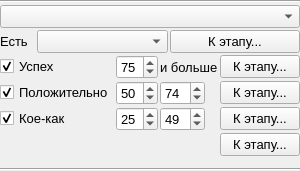
Above: coutcomewidget.ui from YakSid/PDNK2 before the change. Below: the same form after it.
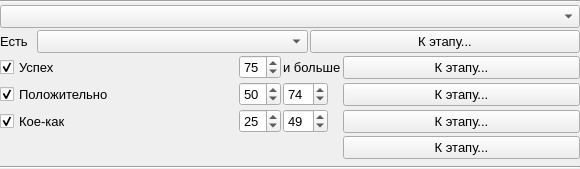
That is the form after the change.

```diff
--- a/coutcomewidget.ui
+++ b/coutcomewidget.ui
@@ -6,14 +6,14 @@
    <rect>
     <x>0</x>
     <y>0</y>
-    <width>299</width>
-    <height>171</height>
+    <width>456</width>
+    <height>169</height>
    </rect>
   </property>
   <property name="minimumSize">
    <size>
     <width>0</width>
-    <height>0</height>
+    <height>121</height>
    </size>
   </property>
   <property name="font">
@@ -42,6 +42,15 @@
    </property>
    <item row="3" column="0">
     <widget class="QCheckBox" name="ch_success">
+     <property name="enabled">
+      <bool>true</bool>
+     </property>
+     <property name="minimumSize">
+      <size>
+       <width>237</width>
+       <height>25</height>
+      </size>
+     </property>
      <property name="text">
       <string>Успех</string>
      </property>
@@ -52,6 +61,12 @@
    </item>
    <item row="4" column="0">
     <widget class="QCheckBox" name="ch_positive">
+     <property name="minimumSize">
+      <size>
+       <width>0</width>
+       <height>25</height>
+      </size>
+     </property>
      <property name="text">
       <string>Положительно</string>
      </property>
@@ -95,6 +110,12 @@
    </item>
    <item row="6" column="3">
     <widget class="QPushButton" name="pb_toFailStageOrAuto">
+     <property name="minimumSize">
+      <size>
+       <width>237</width>
+       <height>0</height>
+      </size>
+     </property>
      <property name="text">
       <string>К этапу...</string>
      </property>
@@ -102,6 +123,12 @@
    </item>
    <item row="5" column="3">
     <widget class="QPushButton" name="pb_toBarely">
+     <property name="minimumSize">
+      <size>
+       <width>237</width>
+       <height>0</height>
+      </size>
+     </property>
      <property name="text">
       <string>К этапу...</string>
      </property>
@@ -151,6 +178,12 @@
    </item>
    <item row="5" column="0">
     <widget class="QCheckBox" name="ch_barely">
+     <property name="minimumSize">
+      <size>
+       <width>0</width>
+       <height>25</height>
+      </size>
+     </property>
      <property name="text">
       <string>Кое-как</string>
      </property>
@@ -174,6 +207,12 @@
    </item>
    <item row="4" column="3">
     <widget class="QPushButton" name="pb_toPositive">
+     <property name="minimumSize">
+      <size>
+       <width>237</width>
+       <height>0</height>
+      </size>
+     </property>
      <property name="text">
       <string>К этапу...</string>
      </property>
@@ -181,6 +220,12 @@
    </item>
    <item row="3" column="3">
     <widget class="QPushButton" name="pb_toSuccess">
+     <property name="minimumSize">
+      <size>
+       <width>237</width>
+       <height>0</height>
+      </size>
+     </property>
      <property name="text">
       <string>К этапу...</string>
      </property>
```
